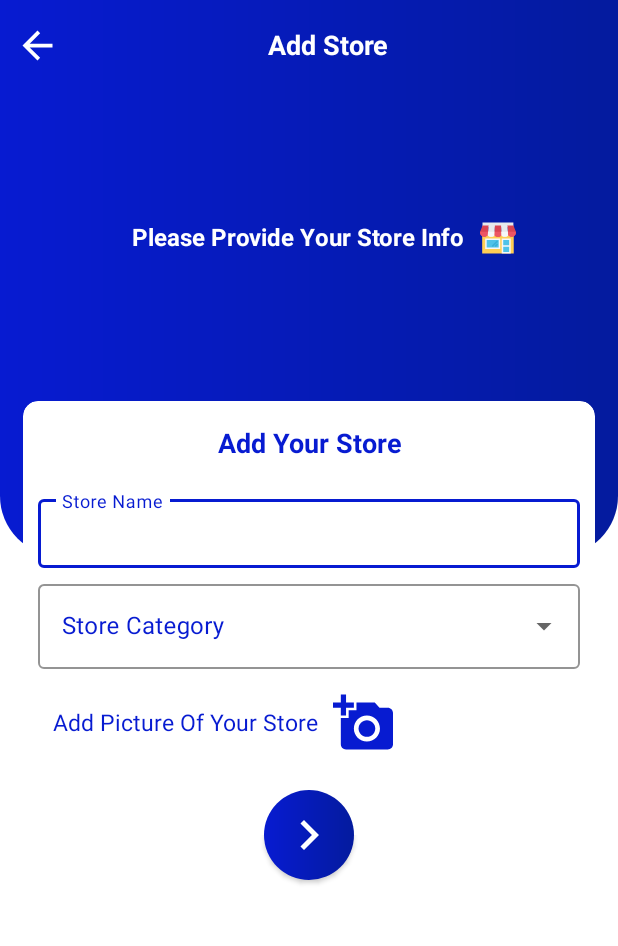
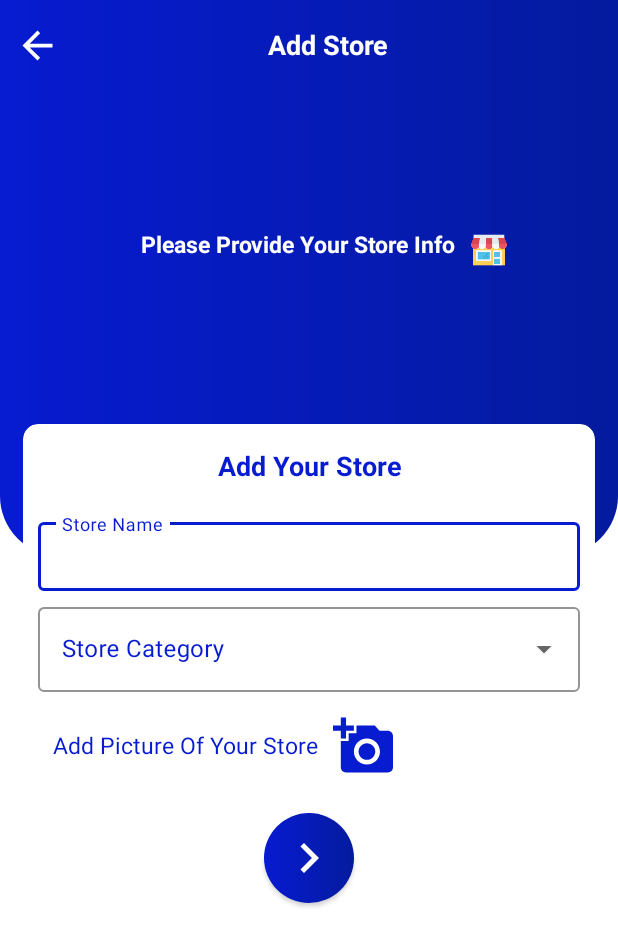
Before and after one commit to SahilFarhan135/storeApp, an Android app: the AddStoreActivity screen opened directly, with no data from a screen before it, on a phone screen of 412 x 824 dp. Shown: the top 946 px of the screen. Run offline under Robolectric (Android 15) with nearby library versions, the phone set to English and light mode, and no system bars; our stand-ins replace data binding; pictures from the network do not load; Roboto replaces fonts that are not available here.

Commit message:
commit changes for some ui and functionality

```diff
--- a/app/src/main/res/layout/activity_add_store.xml
+++ b/app/src/main/res/layout/activity_add_store.xml
@@ -78,15 +78,17 @@
             <TextView
                 android:id="@+id/label_welcome"
                 android:layout_width="wrap_content"
-                android:layout_height="wrap_content"
+                android:layout_height="40dp"
                 android:layout_marginStart="20dp"
+                android:layout_marginTop="30dp"
+                android:layout_marginBottom="30dp"
                 android:drawablePadding="10dp"
                 android:fontFamily="@font/convergence"
-                android:padding="10dp"
+                android:padding="5dp"
                 android:text="Please Provide Your Store Info"
                 android:textAlignment="center"
                 android:textColor="@color/white"
-                android:textSize="16sp"
+                android:textSize="15sp"
                 android:textStyle="bold"
                 app:drawableEndCompat="@drawable/ic_shop"
                 app:layout_constraintBottom_toTopOf="@id/cv_login"
@@ -101,13 +103,15 @@
                 android:layout_width="match_parent"
                 android:layout_height="wrap_content"
                 android:layout_marginStart="15dp"
+                android:layout_marginTop="40dp"
                 android:layout_marginEnd="15dp"
+                android:layout_marginBottom="60dp"
                 app:cardBackgroundColor="#FFFFFF"
                 app:cardCornerRadius="10dp"
                 app:layout_constraintBottom_toBottomOf="parent"
                 app:layout_constraintEnd_toEndOf="parent"
                 app:layout_constraintStart_toStartOf="parent"
-                app:layout_constraintTop_toTopOf="parent">
+                app:layout_constraintTop_toBottomOf="@id/cl_toolbar">
 
                 <androidx.constraintlayout.widget.ConstraintLayout
                     android:id="@+id/cl_box_layout"
--- a/app/src/main/res/values-night/themes.xml
+++ b/app/src/main/res/values-night/themes.xml
@@ -10,7 +10,7 @@
         <item name="colorSecondaryVariant">@color/teal_200</item>
         <item name="colorOnSecondary">@color/black</item>
         <!-- Status bar color. -->
-        <item name="android:statusBarColor" tools:targetApi="l">?attr/colorPrimaryVariant</item>
+        <item name="android:statusBarColor" tools:targetApi="l">#F7071BD1</item>
         <!-- Customize your theme here. -->
     </style>
 </resources>
--- a/app/src/main/res/values/themes.xml
+++ b/app/src/main/res/values/themes.xml
@@ -10,7 +10,7 @@
         <item name="colorSecondaryVariant">@color/teal_700</item>
         <item name="colorOnSecondary">@color/white</item>
         <!-- Status bar color. -->
-        <item name="android:statusBarColor" tools:targetApi="l">?attr/colorPrimaryVariant</item>
+        <item name="android:statusBarColor" tools:targetApi="l">#F7071BD1</item>
         <!-- Customize your theme here. -->
     </style>
 </resources>
```
Also changed, not shown: app/src/main/res/layout/activity_add_product.xml (+13 -12 lines).
